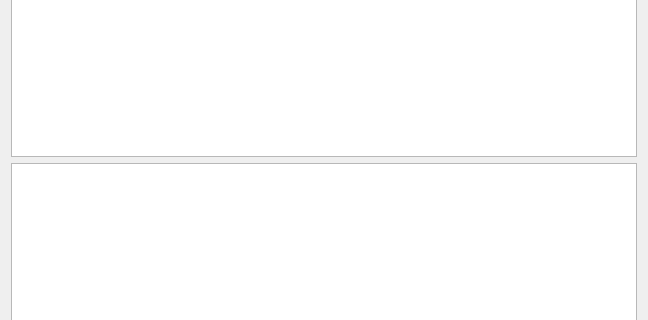
The window that src/components/jsscripting/ScriptUnitView.ui (yudjin87/tour_du_monde) describes before a commit, drawn with Qt 5; both pictures show x 0 to 648 and y 81 to 401 of the 648 by 482 pixel window.
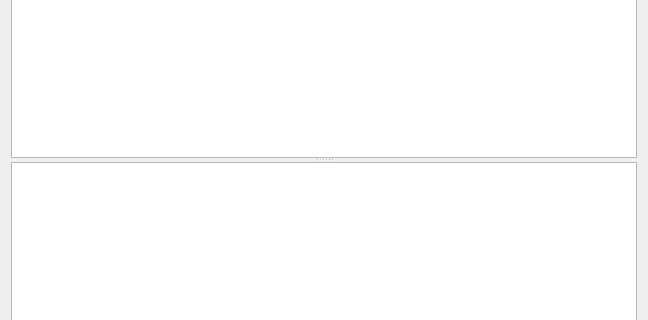
The same window after the commit.

Commit message: #14: Script output has been added (need to refactor it). Modifcation marks have been added to the script tabs.

```diff
--- a/src/components/jsscripting/ScriptUnitView.ui
+++ b/src/components/jsscripting/ScriptUnitView.ui
@@ -13,19 +13,26 @@
   <property name="windowTitle">
    <string>Form</string>
   </property>
-  <layout class="QVBoxLayout" name="verticalLayout">
-   <property name="sizeConstraint">
-    <enum>QLayout::SetNoConstraint</enum>
-   </property>
+  <layout class="QHBoxLayout" name="horizontalLayout">
    <item>
+    <widget class="QSplitter" name="splitter">
+     <property name="orientation">
+      <enum>Qt::Vertical</enum>
+     </property>
     <widget class="QTextEdit" name="scriptEditor">
      <property name="textInteractionFlags">
       <set>Qt::LinksAccessibleByKeyboard|Qt::LinksAccessibleByMouse|Qt::TextBrowserInteraction|Qt::TextEditable|Qt::TextEditorInteraction|Qt::TextSelectableByKeyboard|Qt::TextSelectableByMouse</set>
      </property>
     </widget>
-   </item>
-   <item>
-    <widget class="QTextEdit" name="outputEditor"/>
+     <widget class="QTextEdit" name="outputEditor">
+      <property name="documentTitle">
+       <string>Script output</string>
+      </property>
+      <property name="readOnly">
+       <bool>true</bool>
+      </property>
+     </widget>
+    </widget>
    </item>
   </layout>
  </widget>
```
Lines whose indentation alone changed are shown as unchanged. The commit also changes 19 other files.
